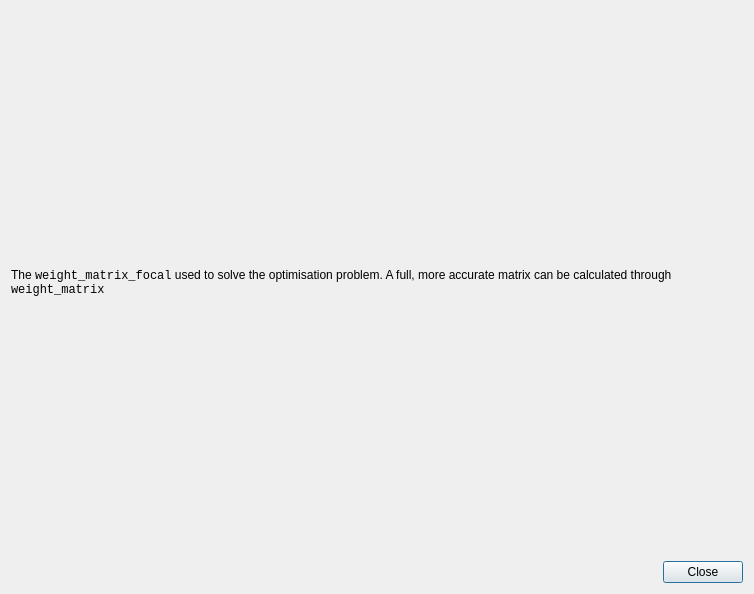
pyrocko/kite, file src/spool/ui/covariance_matrix.ui: the form before one commit.
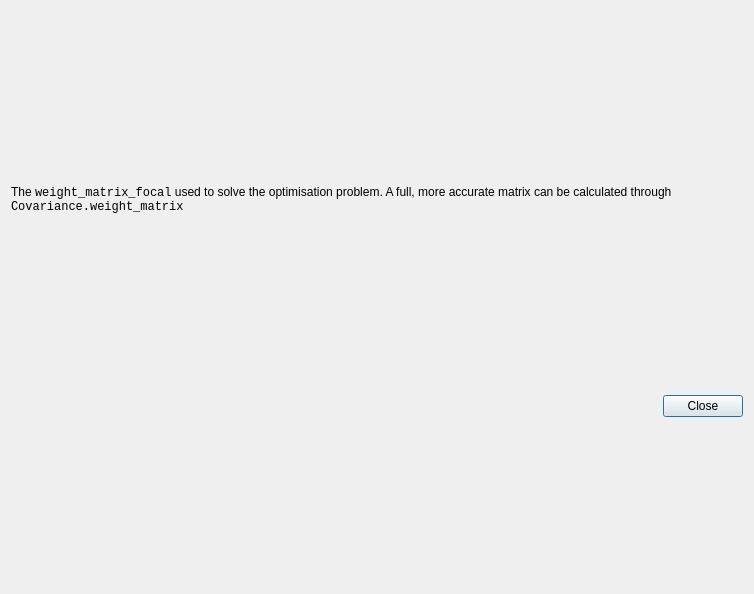
The form after the commit.

The edit to the form file:
```diff
--- a/src/spool/ui/covariance_matrix.ui
+++ b/src/spool/ui/covariance_matrix.ui
@@ -22,8 +22,26 @@
   <layout class="QVBoxLayout" name="verticalLayout">
    <item>
     <widget class="QLabel" name="label">
+     <property name="sizePolicy">
+      <sizepolicy hsizetype="Preferred" vsizetype="Maximum">
+       <horstretch>0</horstretch>
+       <verstretch>0</verstretch>
+      </sizepolicy>
+     </property>
+     <property name="minimumSize">
+      <size>
+       <width>0</width>
+       <height>50</height>
+      </size>
+     </property>
+     <property name="maximumSize">
+      <size>
+       <width>16777215</width>
+       <height>50</height>
+      </size>
+     </property>
      <property name="text">
-      <string>&lt;html&gt;&lt;head/&gt;&lt;body&gt;&lt;p&gt;The &lt;span style='font-family: monospace'&gt;weight_matrix_focal&lt;/span&gt; used to solve the optimisation problem. A full, more accurate matrix can be calculated through &lt;span style='font-family: monospace'&gt;weight_matrix&lt;/span&gt;&lt;/p&gt;&lt;/body&gt;&lt;/html&gt;</string>
+      <string>&lt;html&gt;&lt;head/&gt;&lt;body&gt;&lt;p&gt;The &lt;span style='font-family: monospace'&gt;weight_matrix_focal&lt;/span&gt; used to solve the optimisation problem. A full, more accurate matrix can be calculated through &lt;span style='font-family: monospace'&gt;Covariance.weight_matrix&lt;/span&gt;&lt;/p&gt;&lt;/body&gt;&lt;/html&gt;</string>
      </property>
      <property name="scaledContents">
       <bool>false</bool>
```
